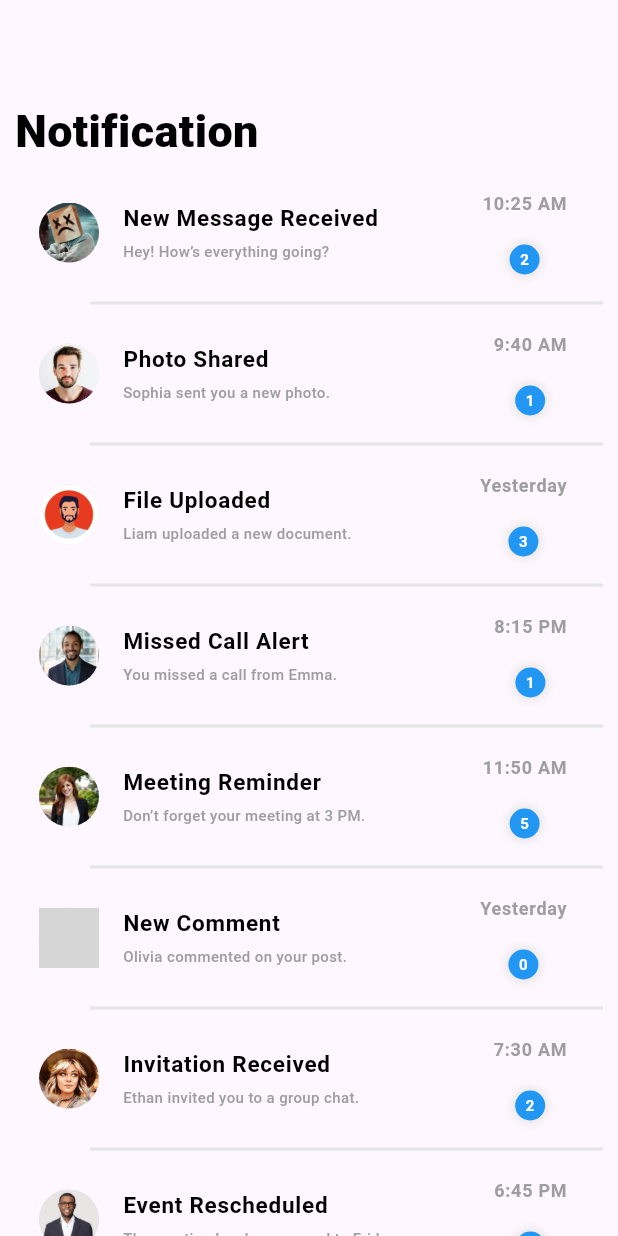
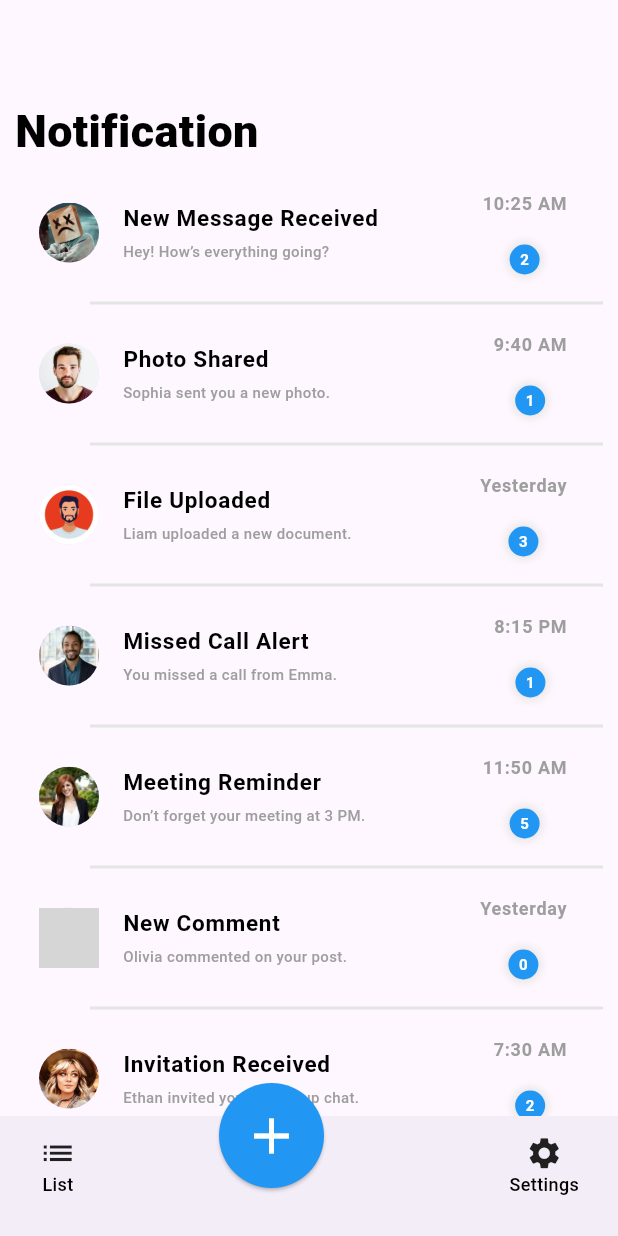
Before and after one commit to masud1680/flutter_projects, a Flutter app: the screen it shows after launch, on a phone screen of 412 x 824 dp. Run offline on Flutter 3.47's test engine with Material 3 defaults, Android fonts, the phone set to English and light mode, and no system bars; grey boxes are pictures that could not be loaded.

Commit message:
add bottom bar in notification screen

```diff
--- a/lib/product_grid_04.dart
+++ b/lib/product_grid_04.dart
@@ -251,6 +251,69 @@ class _NotificationScreenState extends State<NotificationScreen> {
           ],
         ),
       ),
+
+      bottomNavigationBar: BottomAppBar(
+        child: Container(
+          margin: EdgeInsets.symmetric(horizontal: 10),
+          child: Stack(
+            clipBehavior: Clip.none,
+            children: [
+              Row(
+                mainAxisAlignment: MainAxisAlignment.spaceBetween,
+                children: [
+                  Column(
+                    children: [
+                      Icon(Icons.list,size: 25,),
+                      Text(
+                        "List",
+                        style: TextStyle(
+                            color: Colors.black,
+                            fontSize: 12,
+                            fontWeight: FontWeight.w500
+                        ),
+                      ),
+                    ],
+                  ),
+                  Column(
+                    children: [
+                      Icon(Icons.settings,size: 25,),
+                      Text(
+                        "Settings",
+                        style: TextStyle(
+                            color: Colors.black,
+                            fontSize: 12,
+                            fontWeight: FontWeight.w500
+                        ),
+                      ),
+                    ],
+                  ),
+                ],
+              ),
+
+              Positioned(
+                  left: 120,
+                  bottom: 20,
+
+                  child: ElevatedButton(
+
+                      onPressed: (){},
+                      style: ElevatedButton.styleFrom(
+                        shape: CircleBorder(),
+                        padding: EdgeInsets.all(15),
+                        backgroundColor: Colors.blue
+                      ),
+
+                      child: Icon(
+                          Icons.add,
+                          size: 40,
+                        color: Colors.white,
+                      )
+                  )
+              )
+            ],
+          ),
+        ),
+      )
     );
   }
 }
```
